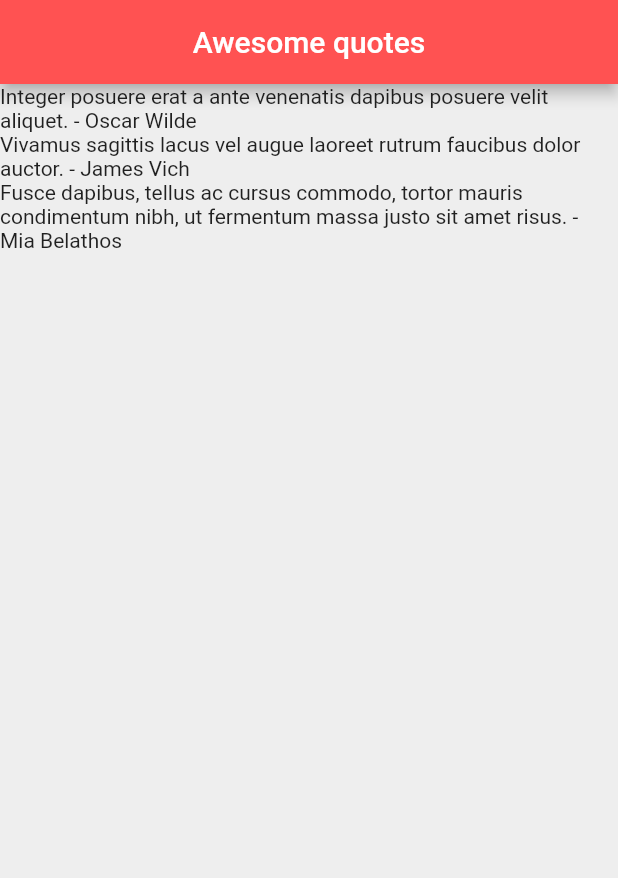
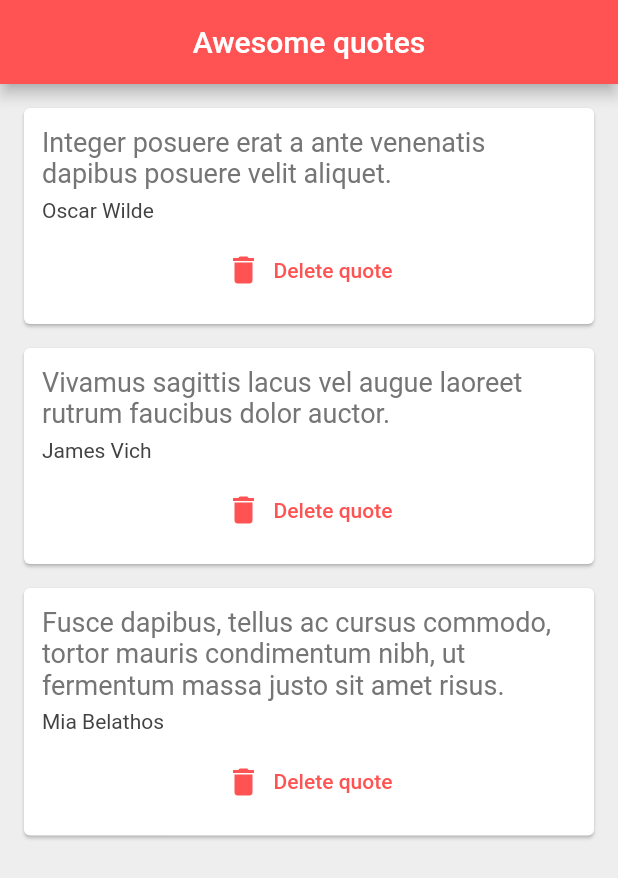
Before and after one commit to duncanheffron/sandbox-flutter, a Flutter app: the screen it shows after launch, on a phone screen of 412 x 824 dp. Shown: the top 878 px of the screen. Run offline on Flutter 3.47's test engine with Material 2 defaults, Android fonts, the phone set to English and light mode, and no system bars.

Commit message:
Finalized the quote app

```diff
--- a/lib/main.dart
+++ b/lib/main.dart
@@ -1,5 +1,6 @@
 import 'package:flutter/material.dart';
 import 'quote.dart';
+import 'quote_card.dart';
 
 void main() => runApp(MaterialApp(
       debugShowCheckedModeBanner: false,
@@ -40,7 +41,13 @@ class _QuoteListState extends State<QuoteList> {
       ),
       body: Column(
         children: quotes
-            .map((quote) => Text('${quote.text} - ${quote.author}'))
+            .map((quote) => QuoteCard(
+                quote: quote,
+                delete: () {
+                  setState(() {
+                    quotes.remove(quote);
+                  });
+                }))
             .toList(),
       ),
     );
--- /dev/null
+++ b/lib/quote_card.dart
@@ -0,0 +1,47 @@
+import 'package:flutter/material.dart';
+import 'quote.dart';
+
+class QuoteCard extends StatelessWidget {
+  final Quote? quote;
+  final void Function() delete;
+  QuoteCard({this.quote, required this.delete});
+
+  @override
+  Widget build(BuildContext context) {
+    return Card(
+      margin: EdgeInsets.fromLTRB(16.0, 16.0, 16.0, 0),
+      child: Padding(
+        padding: EdgeInsets.all(12.0),
+        child: Column(
+          crossAxisAlignment: CrossAxisAlignment.stretch,
+          children: <Widget>[
+            Text(
+              '${quote!.text}',
+              style: TextStyle(
+                fontSize: 18.0,
+                color: Colors.grey[600],
+              ),
+            ),
+            SizedBox(height: 6.0),
+            Text(
+              '${quote!.author}',
+              style: TextStyle(
+                fontSize: 14.0,
+                color: Colors.grey[800],
+              ),
+            ),
+            SizedBox(height: 8.0),
+            TextButton.icon(
+              onPressed: delete,
+              icon: Icon(Icons.delete),
+              label: Text('Delete quote'),
+              style: TextButton.styleFrom(
+                primary: Colors.redAccent,
+              ),
+            ),
+          ],
+        ),
+      ),
+    );
+  }
+}
```
